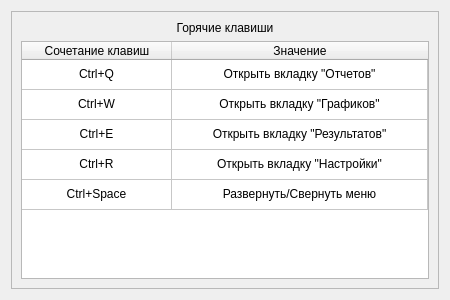
First picture: the form in pages/Setting/keywords.ui, repository Glebuc/pyside6-tst, before the edit.
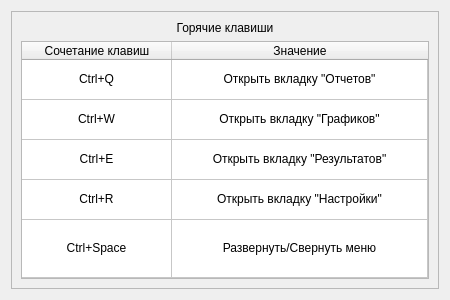
Second picture: the form after the edit.

```diff
--- a/pages/Setting/keywords.ui
+++ b/pages/Setting/keywords.ui
@@ -77,6 +77,12 @@
         <attribute name="verticalHeaderVisible">
          <bool>false</bool>
         </attribute>
+        <attribute name="verticalHeaderDefaultSectionSize">
+         <number>40</number>
+        </attribute>
+        <attribute name="verticalHeaderStretchLastSection">
+         <bool>true</bool>
+        </attribute>
         <row>
          <property name="text">
           <string/>
```
